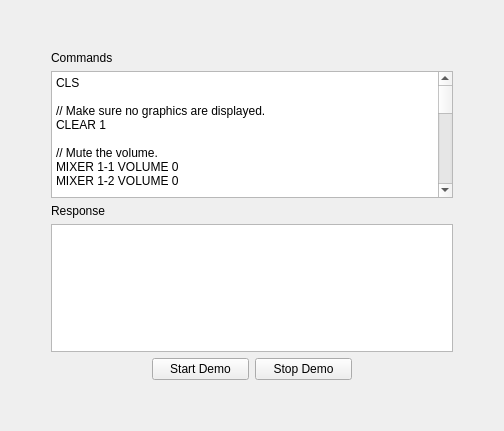
Above: Widgets/FrameWidget.ui from IainCole/Client before the change. Below: the same form after it.
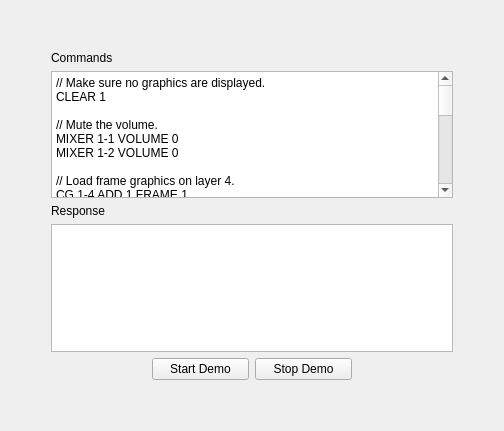
That is the form after the change.

Diff of the .ui file:
```diff
--- a/Widgets/FrameWidget.ui
+++ b/Widgets/FrameWidget.ui
@@ -95,9 +95,7 @@
           <bool>true</bool>
          </property>
          <property name="plainText">
-          <string>CLS
-
-// Make sure no graphics are displayed.
+          <string>// Make sure no graphics are displayed.
 CLEAR 1
 
 // Mute the volume.
```
